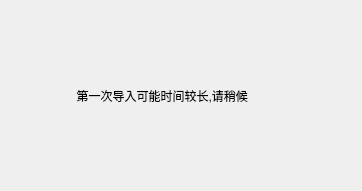
lcc-666/choose_name, file init.ui: the form before one commit.
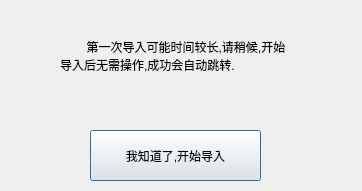
The form after the commit.

Patch:
```diff
--- a/init.ui
+++ b/init.ui
@@ -16,14 +16,30 @@
   <widget class="QLabel" name="label">
    <property name="geometry">
     <rect>
-     <x>50</x>
-     <y>60</y>
-     <width>281</width>
+     <x>60</x>
+     <y>20</y>
+     <width>231</width>
      <height>71</height>
     </rect>
    </property>
    <property name="text">
-    <string>        第一次导入可能时间较长,请稍候</string>
+    <string>        第一次导入可能时间较长,请稍候,开始导入后无需操作,成功会自动跳转.</string>
+   </property>
+   <property name="wordWrap">
+    <bool>true</bool>
+   </property>
+  </widget>
+  <widget class="QPushButton" name="ok">
+   <property name="geometry">
+    <rect>
+     <x>90</x>
+     <y>130</y>
+     <width>171</width>
+     <height>51</height>
+    </rect>
+   </property>
+   <property name="text">
+    <string>我知道了,开始导入</string>
    </property>
   </widget>
  </widget>
```
